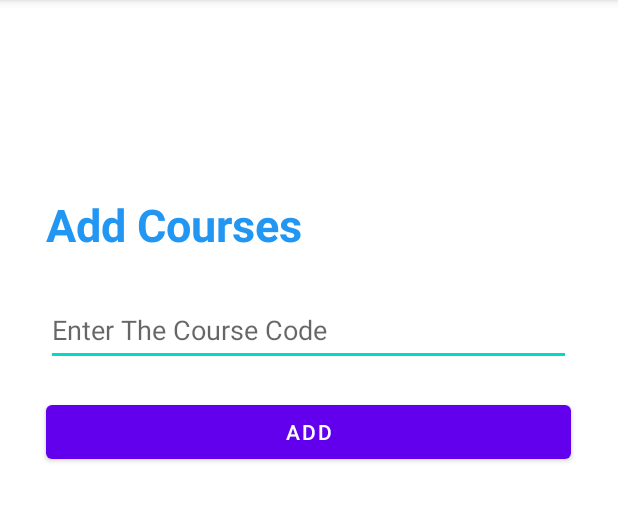
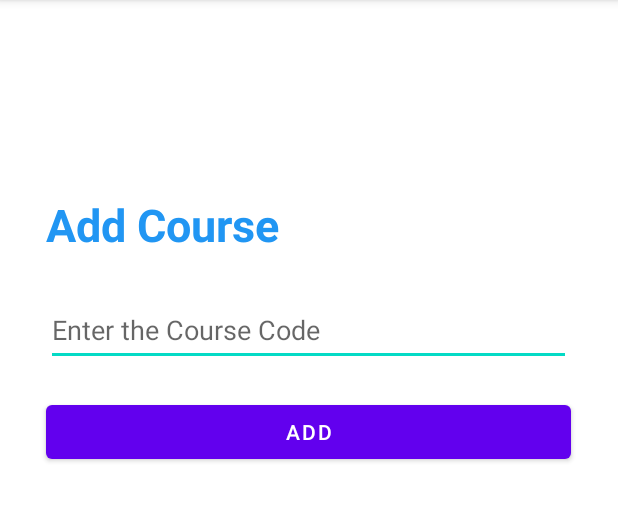
Before and after one commit to Nafizul02/ASProject, an Android app: the AddCourse screen opened directly, with no data from a screen before it, on a phone screen of 412 x 824 dp, the part 84-606 px from its top. Run offline under Robolectric (Android 15) with nearby library versions, the phone set to English and light mode, and no system bars; our stand-ins replace Firebase (no records; nobody signed in at launch, a user with empty details on screens opened directly).

Commit message:
2nd Commit

```diff
--- a/app/src/main/java/com/example/schedulab/AddCourse.java
+++ b/app/src/main/java/com/example/schedulab/AddCourse.java
@@ -17,6 +17,7 @@ import com.google.firebase.database.FirebaseDatabase;
 import com.google.firebase.database.DataSnapshot;
 import com.google.firebase.database.ValueEventListener;
 import com.google.firebase.database.Query;
+import com.google.firebase.auth.FirebaseAuth;
 
 import java.util.List;
 import java.util.ArrayList;
@@ -45,9 +46,9 @@ public class AddCourse extends AppCompatActivity implements  View.OnClickListene
 
         add = (Button) findViewById(R.id.AddC);
         add.setOnClickListener(this);
-        //fUser = FirebaseAuth.getInstance().getCurrentUser();
-        //Uid = fUser.getUid();
-        Uid = "n16PeY7fz4cIgWy7xtupfiMyVHA2";
+        fUser = FirebaseAuth.getInstance().getCurrentUser();
+        Uid = fUser.getUid();
+
     }
 
     //back to main page button
--- a/app/src/main/java/com/example/schedulab/RequestTimeline.java
+++ b/app/src/main/java/com/example/schedulab/RequestTimeline.java
@@ -64,9 +64,8 @@ public class RequestTimeline extends AppCompatActivity implements  View.OnClickL
 
         userRef = FirebaseDatabase.getInstance().getReference().child("Users");
         coursesRef = FirebaseDatabase.getInstance().getReference().child("Courses");
-        //fUser = FirebaseAuth.getInstance().getCurrentUser();
-        //Uid = fUser.getUid();
-        Uid = "n16PeY7fz4cIgWy7xtupfiMyVHA2";
+        fUser = FirebaseAuth.getInstance().getCurrentUser();
+        Uid = fUser.getUid();
         if (s.equals("")) {
             input.setError("Course code is required");
             input.requestFocus();
--- a/app/src/main/res/layout/activity_add_course.xml
+++ b/app/src/main/res/layout/activity_add_course.xml
@@ -10,7 +10,7 @@
         android:id="@+id/textView"
         android:layout_width="350sp"
         android:layout_height="50sp"
-        android:text="@string/Add_Course"
+        android:text="Add Course"
         android:textColor="#2196F3"
         android:textSize="30sp"
         android:textStyle="bold"
@@ -26,7 +26,7 @@
         android:layout_width="350dp"
         android:layout_height="wrap_content"
         android:onClick="onClick"
-        android:text="@string/Add"
+        android:text="Add"
         app:layout_constraintBottom_toBottomOf="parent"
         app:layout_constraintEnd_toEndOf="parent"
         app:layout_constraintHorizontal_bias="0.491"
@@ -40,7 +40,7 @@
         android:layout_width="350dp"
         android:layout_height="50dp"
         android:onClick="Back"
-        android:text="@string/Back"
+        android:text="Back"
         app:layout_constraintBottom_toBottomOf="parent"
         app:layout_constraintEnd_toEndOf="parent"
         app:layout_constraintHorizontal_bias="0.508"
@@ -56,7 +56,7 @@
         android:ems="10"
         android:inputType="text"
         android:minHeight="48dp"
-        android:hint="@string/Enter_The_Course_Code"
+        android:hint="Enter the Course Code"
         app:layout_constraintBottom_toBottomOf="parent"
         app:layout_constraintEnd_toEndOf="parent"
         app:layout_constraintHorizontal_bias="0.491"
--- a/app/src/main/res/values/strings.xml
+++ b/app/src/main/res/values/strings.xml
@@ -10,15 +10,4 @@
     <string name="hello_first_fragment">Hello first fragment</string>
     <string name="hello_second_fragment">Hello second fragment. Arg: %1$s</string>
 
-
-    <string name="Enter_The_Course_Code">Enter The Course Code</string>
-    <string name="Add">Add </string>
-    <string name="Add_Course">Add Courses </string>
-    <string name="Back">Back</string>
-
-    <string name="Generate_Timeline">Generate Timeline</string>
-    <string name="Generate">Generate</string>
-    <string name="Enter_All_The_Course_Code">Enter all the course code you want to take (separated by ",")</string>
-
-    <string name="Example">Sample: CSCA08,MATA31,CSCA48 </string>
 </resources>
```
Also changed, not shown: app/src/main/res/layout/activity_request_timeline.xml (+5 -5 lines).
